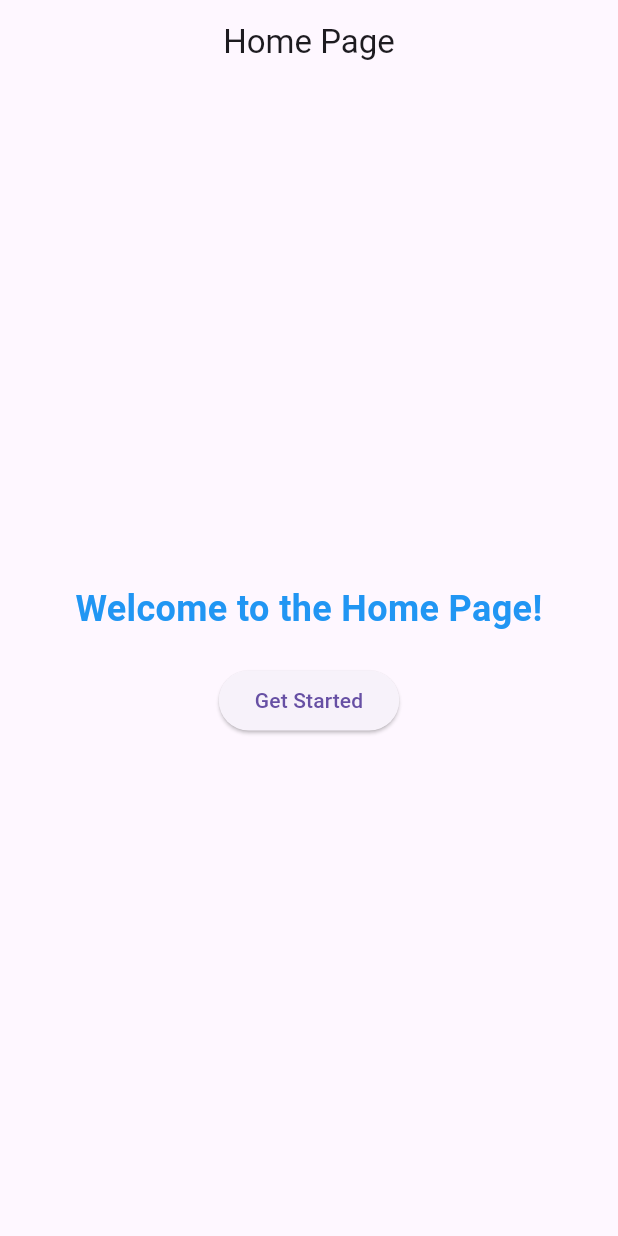
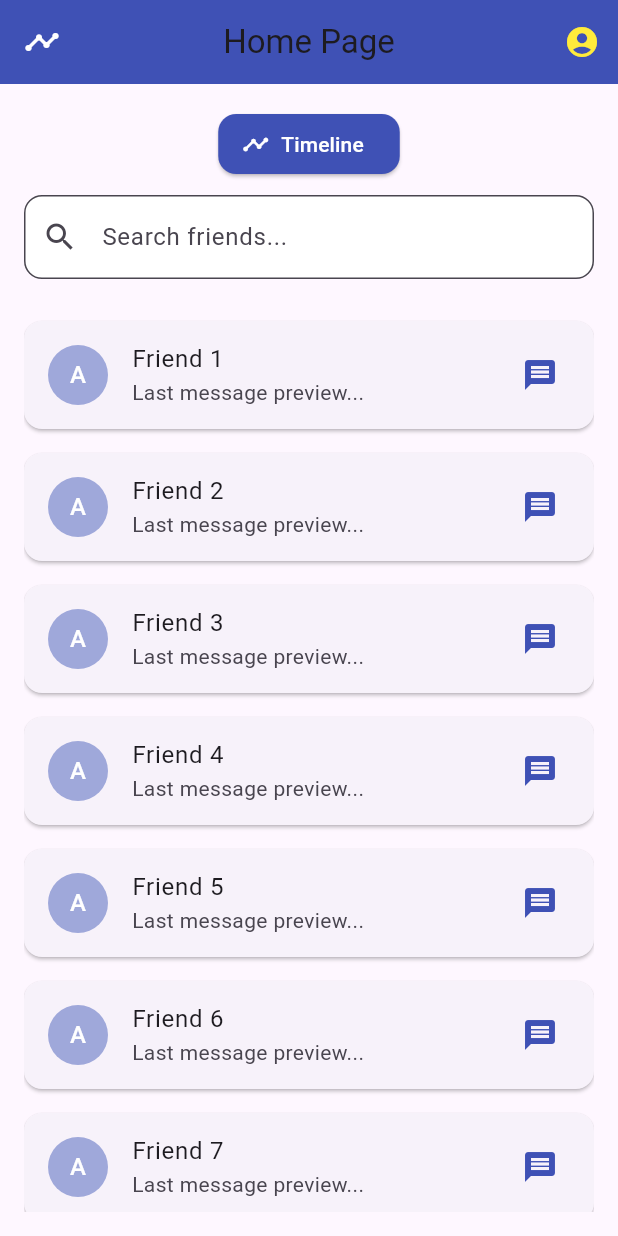
Before and after one commit to dyumnaa/tink_her_hack, a Flutter app: the screen it shows after launch, on a phone screen of 412 x 824 dp. Run offline on Flutter 3.47's test engine with Material 3 defaults, Android fonts, the phone set to English and light mode, and no system bars; our stand-ins replace firebase_core; accounts and stored records are empty.

Commit message:
timeline added

```diff
--- a/lib/main.dart
+++ b/lib/main.dart
@@ -9,16 +9,26 @@ class MyApp extends StatelessWidget {
   @override
   Widget build(BuildContext context) {
     return MaterialApp(
-      debugShowCheckedModeBanner: false, // Disable the debug banner
+      debugShowCheckedModeBanner: false, // Hides the debug banner
       title: 'Basic App',
       theme: ThemeData(
-        primarySwatch: Colors.blue, // Define the primary app color
+        primarySwatch: Colors.indigo,
+        fontFamily: 'Roboto', // Sets a default font
+        appBarTheme: AppBarTheme(
+          backgroundColor: Colors.indigo, // Sets a consistent AppBar color
+          centerTitle: true,
+        ),
+        elevatedButtonTheme: ElevatedButtonThemeData(
+          style: ElevatedButton.styleFrom(
+            backgroundColor: Colors.indigo,
+            foregroundColor: Colors.white,
+            shape: RoundedRectangleBorder(
+              borderRadius: BorderRadius.circular(12),
+            ),
+          ),
+        ),
       ),
-      home: HomePage(), // Set HomePage as the default route
-      routes: {
-        '/home': (context) => HomePage(), // Define additional routes if needed
-      },
+      home: HomePage(),
     );
   }
 }
-run
--- a/lib/screens/homepage.dart
+++ b/lib/screens/homepage.dart
@@ -1,34 +1,83 @@
 import 'package:flutter/material.dart';
+import 'timeline.dart';
 
 class HomePage extends StatelessWidget {
   @override
   Widget build(BuildContext context) {
     return Scaffold(
       appBar: AppBar(
-        title: Text('Home Page'),
+        title: Text('Home Page', style: Theme.of(context).textTheme.titleLarge),
         centerTitle: true, // Center the AppBar title
+        actions: [
+          IconButton(
+            icon: Icon(Icons.account_circle, color: Colors.yellow), // Changed color to yellow
+            onPressed: () {
+              // Navigate to profile
+            },
+          ),
+        ],
+        leading: IconButton(
+          icon: Icon(Icons.timeline, color: Colors.white),
+          onPressed: () {
+            // Navigate to timeline
+            Navigator.push(
+              context,
+              MaterialPageRoute(builder: (context) => TimelinePage()),
+            );
+          },
+        ),
       ),
-      body: Center(
+      body: Padding(
+        padding: const EdgeInsets.all(16.0),
         child: Column(
-          mainAxisAlignment: MainAxisAlignment.center, // Center content vertically
-          crossAxisAlignment: CrossAxisAlignment.center, // Center content horizontally
           children: [
-            Text(
-              'Welcome to the Home Page!',
-              style: TextStyle(
-                fontSize: 24,
-                fontWeight: FontWeight.bold,
-                color: Colors.blue, // Set the text color
+            ElevatedButton.icon(
+              onPressed: () {
+                Navigator.push(
+                  context,
+                  MaterialPageRoute(builder: (context) => TimelinePage()),
+                );
+              },
+              icon: Icon(Icons.timeline),
+              label: Text('Timeline'),
+            ),
+            SizedBox(height: 10),
+            TextField(
+              decoration: InputDecoration(
+                hintText: 'Search friends...',
+                prefixIcon: Icon(Icons.search),
+                border: OutlineInputBorder(
+                  borderRadius: BorderRadius.circular(12),
+                ),
+                filled: true,
+                fillColor: Colors.white,
               ),
-              textAlign: TextAlign.center,
             ),
-            SizedBox(height: 20), // Add spacing between widgets
-            ElevatedButton(
-              onPressed: () {
-                // Add your button functionality here
-                print('Button Pressed!');
-              },
-              child: Text('Get Started'),
+            SizedBox(height: 20),
+            Expanded(
+              child: ListView.builder(
+                itemCount: 10,
+                itemBuilder: (context, index) {
+                  return Card(
+                    margin: EdgeInsets.symmetric(vertical: 8),
+                    child: ListTile(
+                      leading: CircleAvatar(
+                        backgroundColor: Colors.indigo.shade200,
+                        child: Text(
+                          'A',
+                          style: TextStyle(color: Colors.white),
+                        ),
+                      ),
+                      title: Text('Friend ${index + 1}'),
+                      subtitle: Text('Last message preview...'),
+                      trailing: Icon(Icons.message, color: Colors.indigo),
+                      onTap: () {
+                        // Navigate to chat
+                      },
+                    ),
+                  );
+                },
+              ),
             ),
           ],
         ),
```
Also changed, not shown: lib/screens/timeline.dart (added, +79 -0 lines).
